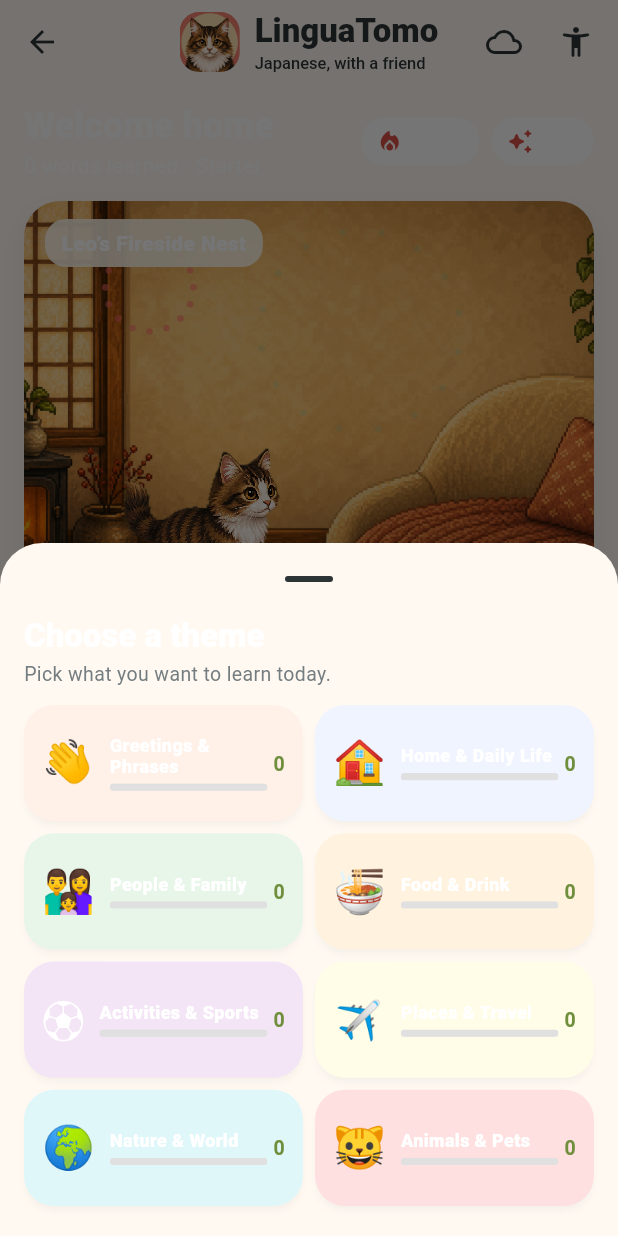
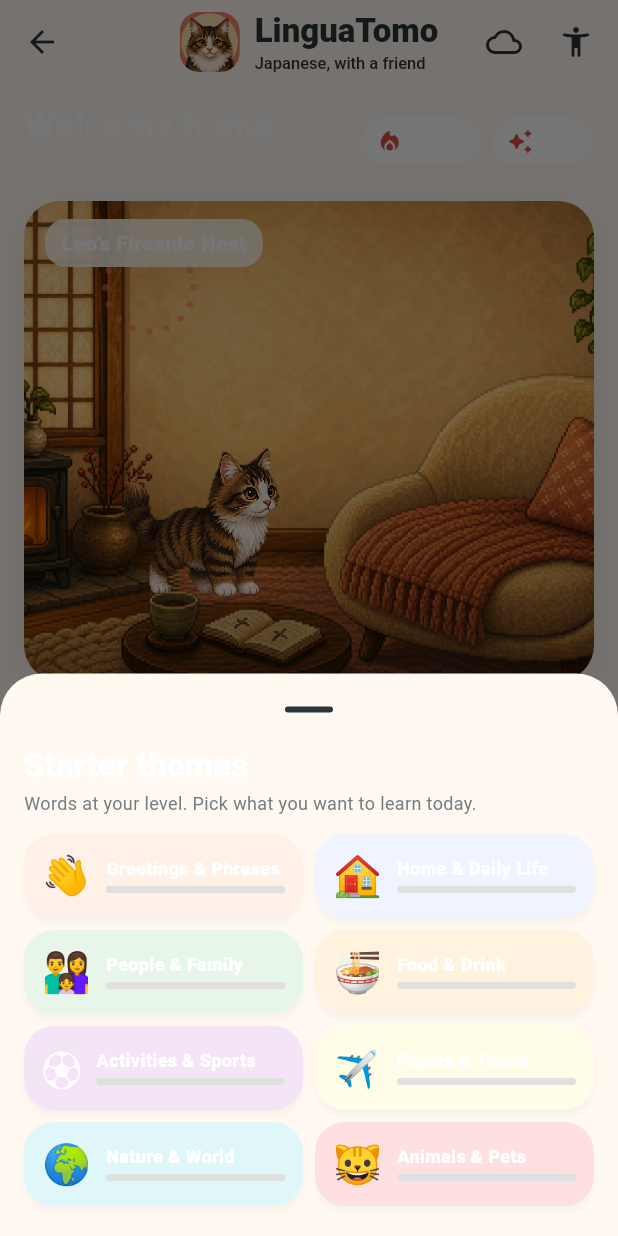
Before and after one commit to Jadax/LinguaTomo, a Flutter app: the AppShell screen opened directly, after a tap on "PICK A THEME", on a phone screen of 412 x 824 dp. Run offline on Flutter 3.47's test engine with Material 3 defaults, Android fonts, the phone set to English and light mode, and no system bars; our stand-ins replace audioplayers, connectivity_plus, flutter_riverpod, flutter_svg, flutter_tts, hive_flutter and 3 more; missing offline and left inert: fsrs, google_mlkit_text_recognition; accounts and stored records are empty; Roboto replaces fonts that are missing (Quicksand).

Commit message:
fix: level picker shows only levels, theme picker is cozy and not cut off
Level picker: was showing _CategoryBuckets and _ConversationCard
inside its bottom sheet by accident. Now shows only the level radio
list — 'Choose your level' → Starter/Elementary/etc.

Theme picker: now uses Wrap layout with smaller, cozy chip cards.
Filtered to show only themes that have words at the user's current
level. Scrollable, max 80% screen height, never cut off.
Title shows current tier (e.g. 'Starter themes').

```diff
--- a/lib/views/dashboard_view.dart
+++ b/lib/views/dashboard_view.dart
@@ -640,14 +640,11 @@ class _LevelPickerCard extends ConsumerWidget {
                   'Choose your level',
                   style: Theme.of(context).textTheme.headlineSmall,
                 ),
+                const SizedBox(height: 4),
                 const Text(
                   'This changes which words you practise. You can switch at any time.',
                 ),
-          const SizedBox(height: 12),
-          _CategoryBuckets(wordProgress: wordProgress),
-          const SizedBox(height: 12),
-          _ConversationCard(wordProgress: wordProgress),
-          const SizedBox(height: 12),
+                const SizedBox(height: 16),
                 for (final tier in DifficultyTier.values)
                   Card(
                     margin: const EdgeInsets.only(bottom: 8),
@@ -1100,90 +1097,132 @@ class _ContinueLearningCard extends StatelessWidget {
   }
 
   void _showThemePicker(BuildContext context, WordProgress wp) {
+    final categories = WordCategory.values.where((cat) {
+      return wordBank
+          .any((w) => w.category == cat && w.tier == wp.currentTier);
+    }).toList();
     showModalBottomSheet(
       context: context,
       showDragHandle: true,
       isScrollControlled: true,
-      constraints: const BoxConstraints(maxWidth: 600),
+      constraints: const BoxConstraints(maxWidth: 500),
       builder: (ctx) => SafeArea(
+        child: ConstrainedBox(
+          constraints: BoxConstraints(
+            maxHeight: MediaQuery.of(ctx).size.height * 0.8,
+          ),
           child: Padding(
             padding: const EdgeInsets.fromLTRB(16, 0, 16, 20),
             child: Column(
               mainAxisSize: MainAxisSize.min,
               crossAxisAlignment: CrossAxisAlignment.stretch,
               children: [
-              Text('Choose a theme', style: Theme.of(ctx).textTheme.titleLarge?.copyWith(fontWeight: FontWeight.w800)),
+                Text(
+                  wp.currentTier.label + ' themes',
+                  style: Theme.of(ctx).textTheme.titleLarge?.copyWith(
+                        fontWeight: FontWeight.w800,
+                      ),
+                ),
                 const SizedBox(height: 2),
-              const Text('Pick what you want to learn today.',
-                  style: TextStyle(fontSize: 13, color: AppColors.muted)),
+                Text(
+                  'Words at your level. Pick what you want to learn today.',
+                  style: const TextStyle(fontSize: 12, color: AppColors.muted),
+                ),
                 const SizedBox(height: 12),
-              GridView.builder(
-                shrinkWrap: true,
-                physics: const NeverScrollableScrollPhysics(),
-                gridDelegate: const SliverGridDelegateWithFixedCrossAxisCount(
-                  crossAxisCount: 2,
-                  crossAxisSpacing: 8,
-                  mainAxisSpacing: 8,
-                  childAspectRatio: 2.4,
-                ),
-                itemCount: WordCategory.values.length,
-                itemBuilder: (ctx, i) {
-                  final cat = WordCategory.values[i];
-                  final done = wp.categoryProgress(cat, wp.currentTier);
-                  final tot = wordBank
-                      .where((w) => w.category == cat && w.tier == wp.currentTier)
-                      .length;
-                  final pct = tot > 0 ? done / tot : 0.0;
-                  return Card(
-                    color: _colours[i % _colours.length],
-                    margin: EdgeInsets.zero,
-                    child: InkWell(
-                      borderRadius: BorderRadius.circular(14),
+                Flexible(
+                  child: SingleChildScrollView(
+                    child: Wrap(
+                      spacing: 8,
+                      runSpacing: 8,
+                      children: [
+                        for (var i = 0; i < categories.length; i++)
+                          _buildThemeChip(
+                            context: ctx,
+                            cat: categories[i],
+                            colour: _colours[i % _colours.length],
+                            done: wp.categoryProgress(categories[i], wp.currentTier),
+                            total: wordBank
+                                .where((w) =>
+                                    w.category == categories[i] &&
+                                    w.tier == wp.currentTier)
+                                .length,
                             onTap: () {
                               Navigator.pop(ctx);
                               Navigator.of(context).push(MaterialPageRoute(
                                 builder: (_) => WordLessonView(
-                            filterCategory: cat,
+                                  filterCategory: categories[i],
                                   filterTier: wp.currentTier,
                                 ),
                               ));
                             },
+                          ),
+                      ],
+                    ),
+                  ),
+                ),
+              ],
+            ),
+          ),
+        ),
+      ),
+    );
+  }
+
+  Widget _buildThemeChip({
+    required BuildContext context,
+    required WordCategory cat,
+    required Color colour,
+    required int done,
+    required int total,
+    required VoidCallback onTap,
+  }) {
+    final pct = total > 0 ? done / total : 0.0;
+    return SizedBox(
+      width: ((MediaQuery.of(context).size.width.clamp(280, 500) - 40) / 2),
+      child: Card(
+        color: colour,
+        margin: EdgeInsets.zero,
+        child: InkWell(
+          borderRadius: BorderRadius.circular(14),
+          onTap: onTap,
           child: Padding(
             padding: const EdgeInsets.symmetric(horizontal: 12, vertical: 10),
             child: Row(
               children: [
-                            Text(cat.emoji, style: const TextStyle(fontSize: 28)),
+                Text(cat.emoji, style: const TextStyle(fontSize: 26)),
                 const SizedBox(width: 10),
                 Expanded(
                   child: Column(
                     mainAxisAlignment: MainAxisAlignment.center,
                     crossAxisAlignment: CrossAxisAlignment.start,
                     children: [
-                                  Text(cat.label,
-                                      maxLines: 2, overflow: TextOverflow.ellipsis,
-                                      style: const TextStyle(fontSize: 12, fontWeight: FontWeight.w800, height: 1.15)),
+                      Text(
+                        cat.label,
+                        maxLines: 2,
+                        overflow: TextOverflow.ellipsis,
+                        style: const TextStyle(
+                          fontSize: 12,
+                          fontWeight: FontWeight.w800,
+                          height: 1.15,
+                        ),
+                      ),
                       const SizedBox(height: 4),
                       ClipRRect(
                         borderRadius: BorderRadius.circular(3),
                         child: LinearProgressIndicator(
-                                      value: pct, minHeight: 5,
-                                      valueColor: const AlwaysStoppedAnimation(AppColors.matcha),
+                          value: pct,
+                          minHeight: 5,
+                          valueColor: const AlwaysStoppedAnimation(
+                            AppColors.matcha,
+                          ),
                           backgroundColor: const Color(0xFFE0E0E0),
                         ),
                       ),
                     ],
                   ),
                 ),
-                            const SizedBox(width: 4),
-                            Text('$done', style: const TextStyle(fontSize: 13, fontWeight: FontWeight.w700, color: AppColors.matcha)),
               ],
             ),
-                      ),
-                    ),
-                  );
-                },
-              ),
-            ],
           ),
         ),
       ),
```
Lines whose indentation alone changed are shown as unchanged.
